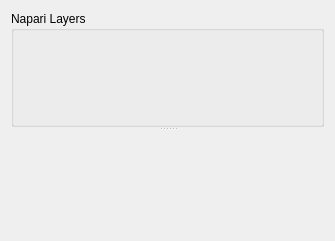
This is src/napari_intensity_step_detection/ui/base_widget.ui in zeroth/napari-intensity-step-detection as Qt 5 draws it before an edit. The edited form follows.
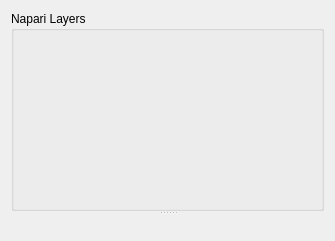
This is the edited form.

The edit to the form file:
```diff
--- a/src/napari_intensity_step_detection/ui/base_widget.ui
+++ b/src/napari_intensity_step_detection/ui/base_widget.ui
@@ -23,13 +23,13 @@
       <property name="minimumSize">
        <size>
         <width>0</width>
-        <height>100</height>
+                                <height>200</height>
        </size>
       </property>
       <property name="maximumSize">
        <size>
         <width>16777215</width>
-        <height>200</height>
+                                <height>350</height>
        </size>
       </property>
       <property name="title">
```
Left out of the diff: 27 changed lines with no effect on the pictures. Lines whose indentation alone changed are shown as unchanged.
